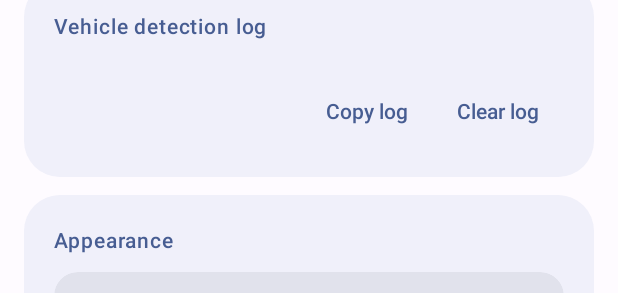
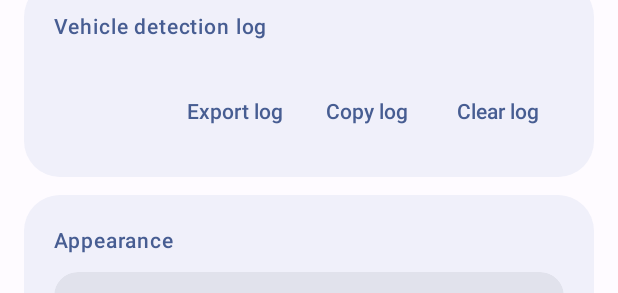
Before and after one commit to jgobi/movingdots, an Android app: the layout activity_main.xml on its own in the app's theme, with its tools: preview values and no code run, scrolled down 576 dp, on a phone screen of 412 x 824 dp. Shown: the top 293 px of the screen. Run offline under Robolectric (Android 15) with nearby library versions, the phone set to English and light mode, and no system bars.

Commit message:
0.7.8: export the whole detection log to a file
"Copy log" keeps only the latest 200 lines, about 20 minutes with the
heartbeat and sensor start-up entries, so the start of a ride was lost.
"Export log" saves the whole log, oldest first, to a file picked with
the system file picker.

Co-Authored-By: Claude Opus 5.5 <noreply@anthropic.com>

```diff
--- a/app/build.gradle.kts
+++ b/app/build.gradle.kts
@@ -26,8 +26,8 @@ android {
         applicationId = "io.github.jgobi.movingdots"
         minSdk = 31
         targetSdk = 35
-        versionCode = 17
-        versionName = "0.7.7"
+        versionCode = 18
+        versionName = "0.7.8"
         resourceConfigurations += listOf("en", "pt")
     }
 
--- a/app/src/main/res/layout/activity_main.xml
+++ b/app/src/main/res/layout/activity_main.xml
@@ -130,6 +130,11 @@
                 android:layout_height="wrap_content"
                 android:gravity="end"
                 android:orientation="horizontal">
+
+                <Button
+                    android:id="@+id/detection_export"
+                    style="@style/TextButton"
+                    android:text="@string/detection_export" />
 
                 <Button
                     android:id="@+id/detection_copy"
--- a/app/src/main/res/values/strings.xml
+++ b/app/src/main/res/values/strings.xml
@@ -61,6 +61,9 @@
     <string name="detection_title">Vehicle detection log</string>
     <string name="detection_empty">No detection events yet.</string>
     <string name="detection_copy">Copy log</string>
+    <string name="detection_export">Export log</string>
+    <string name="detection_exported">Log exported</string>
+    <string name="detection_export_failed">Could not export the log</string>
     <string name="detection_clear">Clear log</string>
     <string name="detection_copied">Log copied</string>
     <string name="auto_stop">Turn off when I leave the vehicle</string>
```
Also changed, not shown: app/src/main/java/io/github/jgobi/movingdots/MainActivity.kt (+34 -6 lines), 1 other file.
